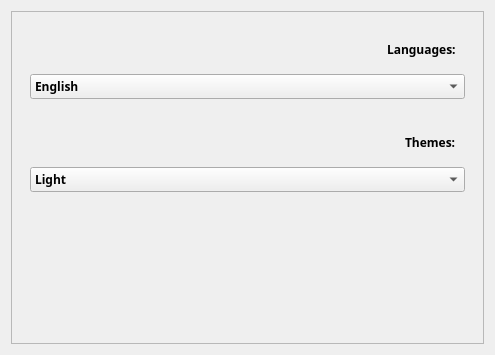
Qt form settingsmenu.ui (Notidman/Dollar) before a commit.
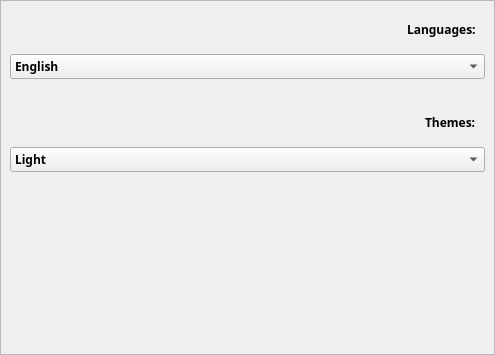
The same form after that commit.

The edit to the form file:
```diff
--- a/settingsmenu.ui
+++ b/settingsmenu.ui
@@ -14,6 +14,18 @@
    <string>Form</string>
   </property>
   <layout class="QHBoxLayout" name="horizontalLayout_3">
+   <property name="leftMargin">
+    <number>0</number>
+   </property>
+   <property name="topMargin">
+    <number>0</number>
+   </property>
+   <property name="rightMargin">
+    <number>0</number>
+   </property>
+   <property name="bottomMargin">
+    <number>0</number>
+   </property>
    <item>
     <widget class="QFrame" name="frame">
      <property name="font">
@@ -30,6 +42,18 @@
       <enum>QFrame::Raised</enum>
      </property>
      <layout class="QVBoxLayout" name="verticalLayout_2">
+      <property name="leftMargin">
+       <number>0</number>
+      </property>
+      <property name="topMargin">
+       <number>0</number>
+      </property>
+      <property name="rightMargin">
+       <number>0</number>
+      </property>
+      <property name="bottomMargin">
+       <number>0</number>
+      </property>
       <item>
        <widget class="QWidget" name="widget" native="true">
         <layout class="QVBoxLayout" name="verticalLayout_5">
```
